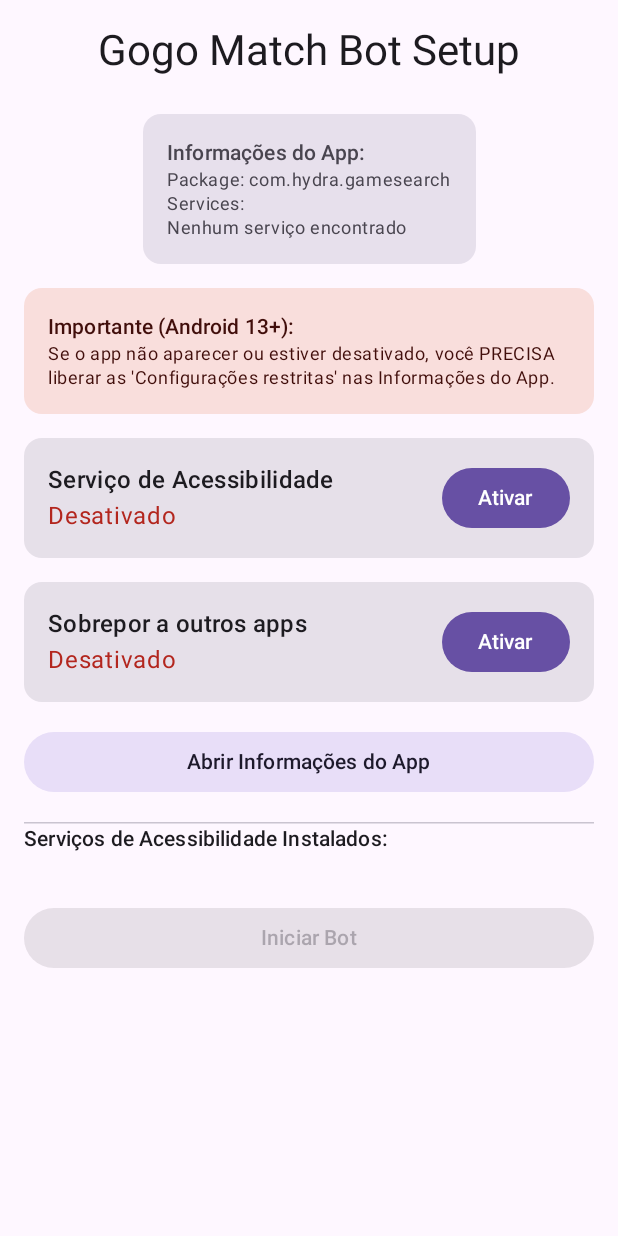
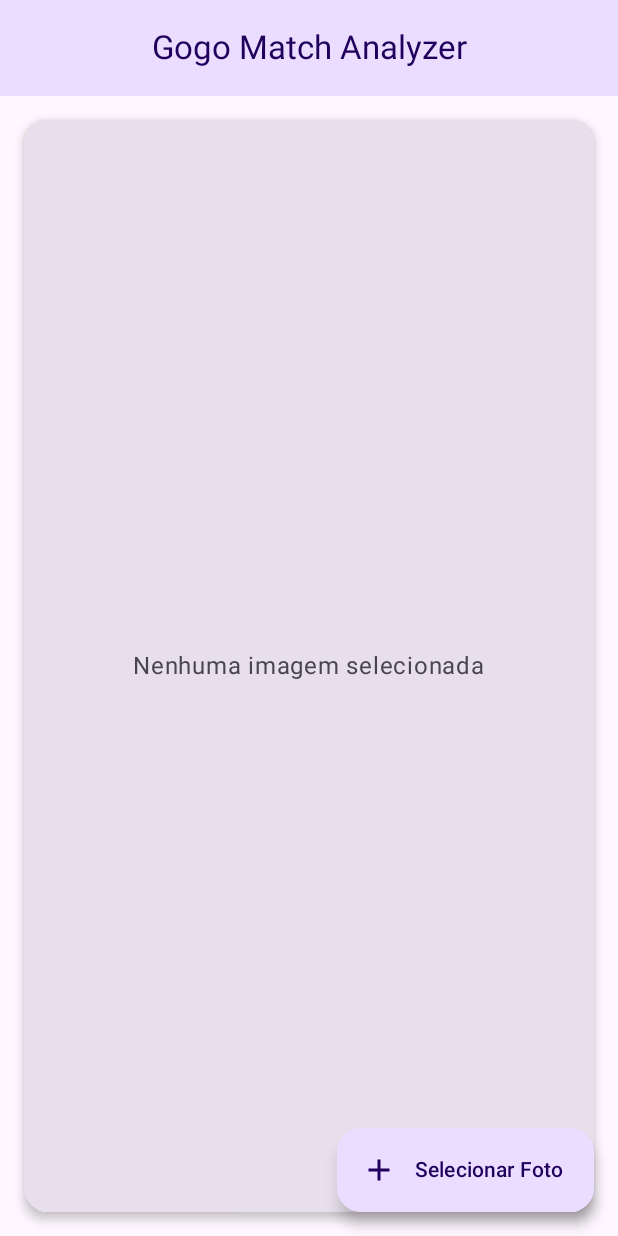
Before and after one commit to deivid22srk/Gogo-matoh, an Android app built with Jetpack Compose: the screen it shows after launch (MainActivity), on a phone screen of 412 x 824 dp. Run offline under Robolectric (Android 15) with nearby library versions, the phone set to English and light mode, and no system bars.

Commit message:
Refactor Gogo Match bot to image analyzer
- Replace live accessibility bot with static image analyzer
- Implement Material 3 Expressive UI using Jetpack Compose
- Add image picker using PickVisualMedia
- Update GameSolver to suggest moves on static bitmaps
- Add Sugestions overlay using Canvas on top of the selected image
- Update AndroidManifest.xml and clean up unused services

Co-authored-by: deivid22srk <222269677+deivid22srk@users.noreply.github.com>

```diff
--- a/app/src/main/java/com/hydra/gamesearch/MainActivity.kt
+++ b/app/src/main/java/com/hydra/gamesearch/MainActivity.kt
@@ -1,32 +1,36 @@
 package com.hydra.gamesearch
 
-import android.accessibilityservice.AccessibilityServiceInfo
-import android.content.ComponentName
-import android.content.Context
-import android.content.Intent
-import android.content.pm.PackageManager
+import android.graphics.Bitmap
+import android.graphics.ImageDecoder
 import android.net.Uri
 import android.os.Build
 import android.os.Bundle
-import android.provider.Settings
-import android.text.TextUtils
-import android.view.accessibility.AccessibilityManager
+import android.provider.MediaStore
 import androidx.activity.ComponentActivity
+import androidx.activity.compose.rememberLauncherForActivityResult
 import androidx.activity.compose.setContent
+import androidx.activity.result.PickVisualMediaRequest
+import androidx.activity.result.contract.ActivityResultContracts
+import androidx.compose.foundation.Canvas
+import androidx.compose.foundation.Image
+import androidx.compose.foundation.background
 import androidx.compose.foundation.layout.*
-import androidx.compose.foundation.lazy.LazyColumn
-import androidx.compose.foundation.lazy.items
+import androidx.compose.material.icons.Icons
+import androidx.compose.material.icons.filled.Add
 import androidx.compose.material3.*
 import androidx.compose.runtime.*
 import androidx.compose.ui.Alignment
 import androidx.compose.ui.Modifier
+import androidx.compose.ui.geometry.Offset
+import androidx.compose.ui.graphics.Color
+import androidx.compose.ui.graphics.asImageBitmap
+import androidx.compose.ui.graphics.drawscope.Stroke
+import androidx.compose.ui.layout.ContentScale
 import androidx.compose.ui.platform.LocalContext
-import androidx.compose.ui.platform.LocalLifecycleOwner
 import androidx.compose.ui.unit.dp
-import androidx.lifecycle.Lifecycle
-import androidx.lifecycle.LifecycleEventObserver
 
 class MainActivity : ComponentActivity() {
+    @OptIn(ExperimentalMaterial3Api::class)
     override fun onCreate(savedInstanceState: Bundle?) {
         super.onCreate(savedInstanceState)
         setContent {
@@ -35,219 +39,135 @@ class MainActivity : ComponentActivity() {
                     modifier = Modifier.fillMaxSize(),
                     color = MaterialTheme.colorScheme.background
                 ) {
-                    SetupScreen()
+                    GameAnalyzerScreen()
                 }
             }
         }
     }
 }
 
+@OptIn(ExperimentalMaterial3Api::class)
 @Composable
-fun SetupScreen() {
+fun GameAnalyzerScreen() {
     val context = LocalContext.current
-    var isAccessibilityEnabled by remember { mutableStateOf(isAccessibilityServiceEnabled(context)) }
-    var isOverlayEnabled by remember { mutableStateOf(Settings.canDrawOverlays(context)) }
-    var installedServices by remember { mutableStateOf(getInstalledAccessibilityServices(context)) }
-    var appInfo by remember { mutableStateOf(getAppDiagnostic(context)) }
+    var bitmap by remember { mutableStateOf<Bitmap?>(null) }
+    var matches by remember { mutableStateOf<List<GameSolver.Match>>(emptyList()) }
 
-    val lifecycleOwner = LocalLifecycleOwner.current
-    DisposableEffect(lifecycleOwner) {
-        val observer = LifecycleEventObserver { _, event ->
-            if (event == Lifecycle.Event.ON_RESUME) {
-                isAccessibilityEnabled = isAccessibilityServiceEnabled(context)
-                isOverlayEnabled = Settings.canDrawOverlays(context)
-                installedServices = getInstalledAccessibilityServices(context)
-                appInfo = getAppDiagnostic(context)
+    val launcher = rememberLauncherForActivityResult(
+        contract = ActivityResultContracts.PickVisualMedia()
+    ) { uri ->
+        uri?.let {
+            val selectedBitmap = if (Build.VERSION.SDK_INT < 28) {
+                @Suppress("DEPRECATION")
+                MediaStore.Images.Media.getBitmap(context.contentResolver, it)
+            } else {
+                val source = ImageDecoder.createSource(context.contentResolver, it)
+                ImageDecoder.decodeBitmap(source) { decoder, _, _ ->
+                    decoder.isMutableRequired = true
                 }
             }
-        lifecycleOwner.lifecycle.addObserver(observer)
-        onDispose {
-            lifecycleOwner.lifecycle.removeObserver(observer)
+            bitmap = selectedBitmap
+            matches = GameSolver.findMatches(selectedBitmap)
         }
     }
 
-    LazyColumn(
+    Scaffold(
+        topBar = {
+            CenterAlignedTopAppBar(
+                title = { Text("Gogo Match Analyzer") },
+                colors = TopAppBarDefaults.centerAlignedTopAppBarColors(
+                    containerColor = MaterialTheme.colorScheme.primaryContainer,
+                    titleContentColor = MaterialTheme.colorScheme.onPrimaryContainer,
+                )
+            )
+        },
+        floatingActionButton = {
+            ExtendedFloatingActionButton(
+                onClick = {
+                    launcher.launch(PickVisualMediaRequest(ActivityResultContracts.PickVisualMedia.ImageOnly))
+                },
+                icon = { Icon(Icons.Filled.Add, contentDescription = null) },
+                text = { Text("Selecionar Foto") },
+            )
+        }
+    ) { innerPadding ->
+        Column(
             modifier = Modifier
                 .fillMaxSize()
+                .padding(innerPadding)
                 .padding(16.dp),
-        horizontalAlignment = Alignment.CenterHorizontally,
-        verticalArrangement = Arrangement.spacedBy(16.dp)
+            horizontalAlignment = Alignment.CenterHorizontally
         ) {
-        item {
-            Text(
-                text = "Gogo Match Bot Setup",
-                style = MaterialTheme.typography.headlineMedium,
-                modifier = Modifier.padding(bottom = 8.dp)
+            Card(
+                modifier = Modifier
+                    .weight(1f)
+                    .fillMaxWidth(),
+                elevation = CardDefaults.cardElevation(defaultElevation = 4.dp),
+                shape = MaterialTheme.shapes.large
+            ) {
+                Box(
+                    modifier = Modifier
+                        .fillMaxSize()
+                        .background(MaterialTheme.colorScheme.surfaceVariant),
+                    contentAlignment = Alignment.Center
+                ) {
+                    val currentBitmap = bitmap
+                    if (currentBitmap != null) {
+                        BoxWithConstraints(
+                            modifier = Modifier.fillMaxSize(),
+                            contentAlignment = Alignment.Center
+                        ) {
+                            val imageBitmap = currentBitmap.asImageBitmap()
+
+                            val scaleX = maxWidth.value / currentBitmap.width
+                            val scaleY = maxHeight.value / currentBitmap.height
+                            val scale = minOf(scaleX, scaleY)
+
+                            val drawnWidth = currentBitmap.width * scale
+                            val drawnHeight = currentBitmap.height * scale
+
+                            Box(modifier = Modifier.size(drawnWidth.dp, drawnHeight.dp)) {
+                                Image(
+                                    bitmap = imageBitmap,
+                                    contentDescription = "Game Screenshot",
+                                    modifier = Modifier.fillMaxSize(),
+                                    contentScale = ContentScale.Fit
                                 )
-        }
 
-        item {
-            Card(
-                colors = CardDefaults.cardColors(containerColor = MaterialTheme.colorScheme.surfaceVariant)
-            ) {
-                Column(modifier = Modifier.padding(16.dp)) {
-                    Text(text = "Informações do App:", style = MaterialTheme.typography.titleSmall)
-                    Text(text = appInfo, style = MaterialTheme.typography.bodySmall)
-                }
-            }
-        }
+                                Canvas(modifier = Modifier.fillMaxSize()) {
+                                    matches.forEach { match ->
+                                        val startX = match.x1 * scale
+                                        val startY = match.y1 * scale
+                                        val endX = match.x2 * scale
+                                        val endY = match.y2 * scale
 
-        if (Build.VERSION.SDK_INT >= Build.VERSION_CODES.TIRAMISU && !isAccessibilityEnabled) {
-            item {
-                Card(
-                    colors = CardDefaults.cardColors(containerColor = MaterialTheme.colorScheme.errorContainer)
-                ) {
-                    Column(modifier = Modifier.padding(16.dp)) {
-                        Text(
-                            text = "Importante (Android 13+):",
-                            style = MaterialTheme.typography.titleSmall,
-                            color = MaterialTheme.colorScheme.onErrorContainer
+                                        drawCircle(
+                                            color = Color.Yellow,
+                                            radius = 15f * scale,
+                                            center = Offset(startX, startY),
+                                            style = Stroke(width = 3f * scale)
                                         )
-                        Text(
-                            text = "Se o app não aparecer ou estiver desativado, você PRECISA liberar as 'Configurações restritas' nas Informações do App.",
-                            style = MaterialTheme.typography.bodySmall,
-                            color = MaterialTheme.colorScheme.onErrorContainer
+                                        drawCircle(
+                                            color = Color.Yellow,
+                                            radius = 15f * scale,
+                                            center = Offset(endX, endY),
+                                            style = Stroke(width = 3f * scale)
+                                        )
+                                        drawLine(
+                                            color = Color.Yellow,
+                                            start = Offset(startX, startY),
+                                            end = Offset(endX, endY),
+                                            strokeWidth = 2f * scale
                                         )
                                     }
                                 }
                             }
                         }
-
-        item {
-            PermissionItem(
-                title = "Serviço de Acessibilidade",
-                isEnabled = isAccessibilityEnabled,
-                onClick = {
-                    val intent = Intent(Settings.ACTION_ACCESSIBILITY_SETTINGS)
-                    context.startActivity(intent)
-                }
-            )
-        }
-
-        item {
-            PermissionItem(
-                title = "Sobrepor a outros apps",
-                isEnabled = isOverlayEnabled,
-                onClick = {
-                    val intent = Intent(
-                        Settings.ACTION_MANAGE_OVERLAY_PERMISSION,
-                        Uri.parse("package:${context.packageName}")
-                    )
-                    context.startActivity(intent)
-                }
-            )
-        }
-
-        item {
-            Button(
-                onClick = {
-                    val intent = Intent(Settings.ACTION_APPLICATION_DETAILS_SETTINGS).apply {
-                        data = Uri.fromParts("package", context.packageName, null)
-                    }
-                    context.startActivity(intent)
-                },
-                modifier = Modifier.fillMaxWidth(),
-                colors = ButtonDefaults.buttonColors(containerColor = MaterialTheme.colorScheme.secondaryContainer, contentColor = MaterialTheme.colorScheme.onSecondaryContainer)
-            ) {
-                Text("Abrir Informações do App")
-            }
-        }
-
-        item {
-            HorizontalDivider()
-            Text(
-                text = "Serviços de Acessibilidade Instalados:",
-                style = MaterialTheme.typography.titleSmall,
-                modifier = Modifier.fillMaxWidth()
-            )
-        }
-
-        items(installedServices) { service ->
-            Text(
-                text = service,
-                style = MaterialTheme.typography.bodySmall,
-                modifier = Modifier.fillMaxWidth(),
-                color = if (service.contains(context.packageName)) MaterialTheme.colorScheme.primary else MaterialTheme.colorScheme.onSurface
-            )
-        }
-
-        item {
-            Spacer(modifier = Modifier.height(16.dp))
-            Button(
-                onClick = {
-                    if (isOverlayEnabled) {
-                        context.startForegroundService(Intent(context, OverlayService::class.java))
-                    }
-                },
-                enabled = isAccessibilityEnabled && isOverlayEnabled,
-                modifier = Modifier.fillMaxWidth()
-            ) {
-                Text("Iniciar Bot")
+                    } else {
+                        Text("Nenhuma imagem selecionada", color = MaterialTheme.colorScheme.onSurfaceVariant)
                     }
                 }
             }
         }
-
-@Composable
-fun PermissionItem(title: String, isEnabled: Boolean, onClick: () -> Unit) {
-    Card(
-        modifier = Modifier.fillMaxWidth(),
-    ) {
-        Row(
-            modifier = Modifier
-                .padding(16.dp)
-                .fillMaxWidth(),
-            verticalAlignment = Alignment.CenterVertically,
-            horizontalArrangement = Arrangement.SpaceBetween
-        ) {
-            Column(modifier = Modifier.weight(1f)) {
-                Text(text = title, style = MaterialTheme.typography.titleMedium)
-                Text(
-                    text = if (isEnabled) "Ativado" else "Desativado",
-                    color = if (isEnabled) MaterialTheme.colorScheme.primary else MaterialTheme.colorScheme.error
-                )
-            }
-            Button(onClick = onClick) {
-                Text(if (isEnabled) "Abrir" else "Ativar")
     }
 }
-    }
-}
-
-fun isAccessibilityServiceEnabled(context: Context): Boolean {
-    val expectedComponentName = ComponentName(context, GogoAccessibilityService::class.java)
-    val enabledServices = Settings.Secure.getString(
-        context.contentResolver,
-        Settings.Secure.ENABLED_ACCESSIBILITY_SERVICES
-    ) ?: return false
-
-    val colonSplitter = TextUtils.SimpleStringSplitter(':')
-    colonSplitter.setString(enabledServices)
-
-    while (colonSplitter.hasNext()) {
-        val componentNameString = colonSplitter.next()
-        val enabledService = ComponentName.unflattenFromString(componentNameString)
-        if (enabledService != null && enabledService == expectedComponentName) {
-            return true
-        }
-    }
-
-    return false
-}
-
-fun getInstalledAccessibilityServices(context: Context): List<String> {
-    val am = context.getSystemService(Context.ACCESSIBILITY_SERVICE) as AccessibilityManager
-    val services = am.getInstalledAccessibilityServiceList()
-    return services.map { "${it.resolveInfo.serviceInfo.packageName}/${it.resolveInfo.serviceInfo.name}" }
-}
-
-fun getAppDiagnostic(context: Context): String {
-    return try {
-        val pm = context.packageManager
-        val info = pm.getPackageInfo(context.packageName, PackageManager.GET_SERVICES)
-        val services = info.services?.map { it.name }?.joinToString("\n") ?: "Nenhum serviço encontrado"
-        "Package: ${context.packageName}\nServices:\n$services"
-    } catch (e: Exception) {
-        "Erro ao obter diagnóstico: ${e.message}"
-    }
-}
```
Also changed, not shown: app/src/main/AndroidManifest.xml (+1 -24 lines), app/src/main/java/com/hydra/gamesearch/GameSolver.kt (+36 -96 lines), app/src/main/java/com/hydra/gamesearch/GogoAccessibilityService.kt (deleted, +0 -56 lines), app/src/main/java/com/hydra/gamesearch/OverlayService.kt (deleted, +0 -180 lines), app/src/main/res/xml/accessibility_service_config.xml (deleted, +0 -8 lines). Lines whose indentation alone changed are shown as unchanged.
